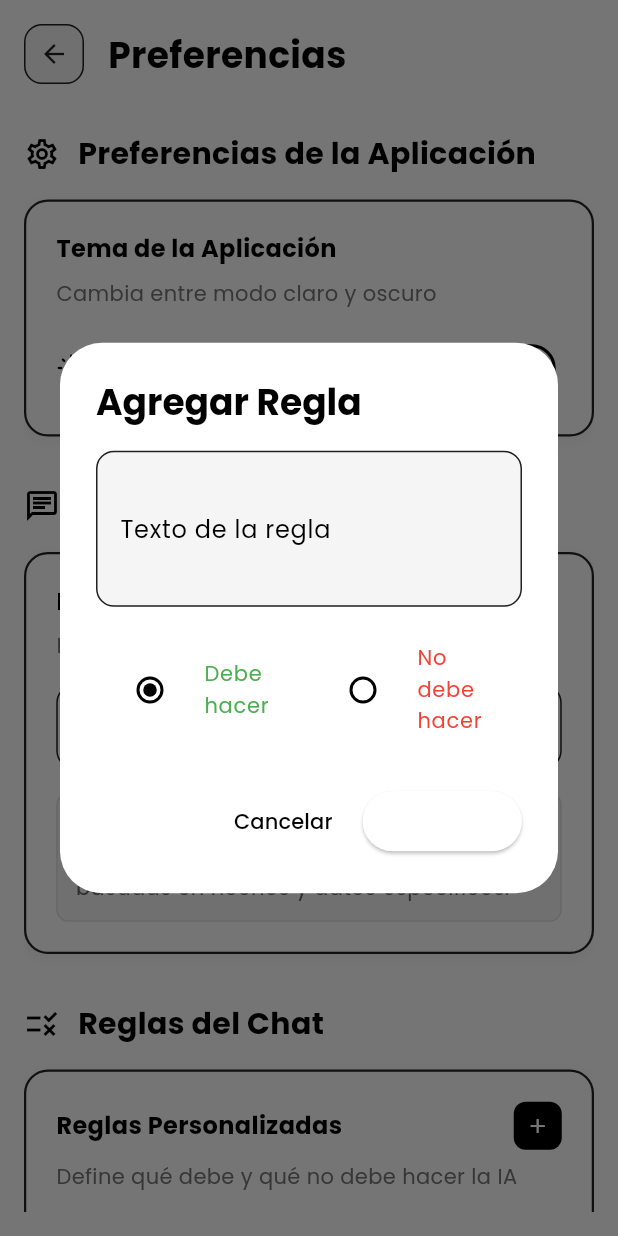
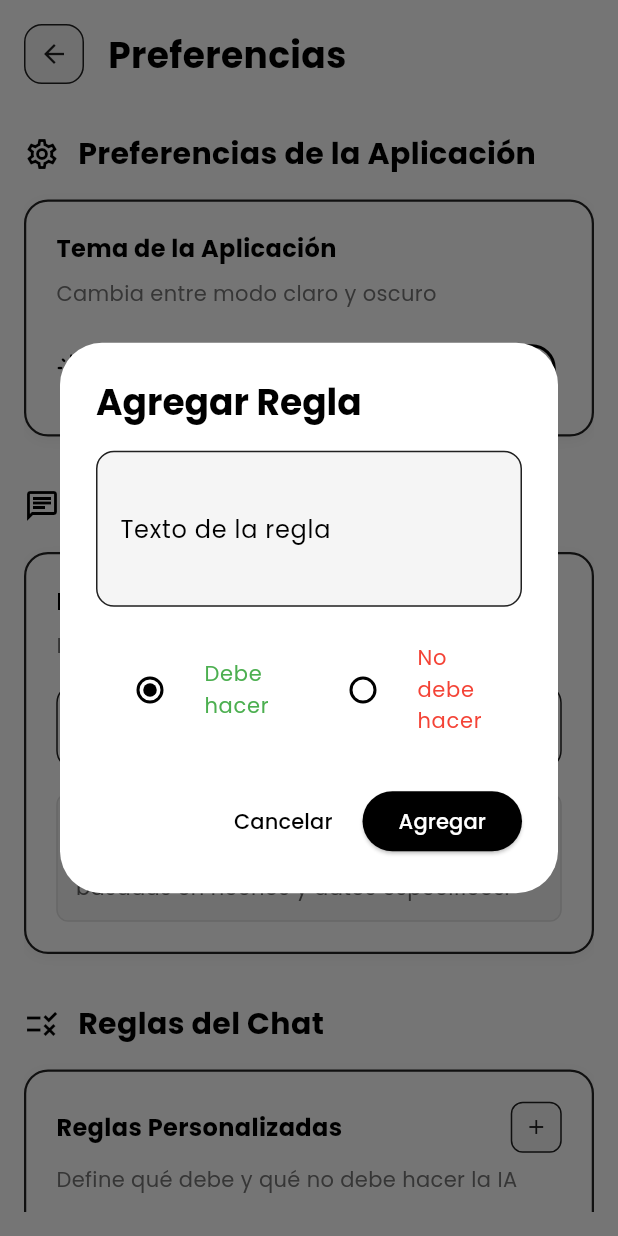
Before and after one commit to T0m4s1n/electiva3_flutter_Eidos, a Flutter app: the PreferencesPage screen opened by its route, after a tap on the "add" icon, on a phone screen of 412 x 824 dp. Run offline on Flutter 3.47's test engine with Material 3 defaults, Android fonts, the phone set to English and light mode, and no system bars; our stand-ins replace flutter_dotenv, flutter_markdown, get, hive, hive_flutter, image_picker and 4 more; accounts and stored records are empty; project files that could hold a hidden picture were left out.

Commit message:
fixed some errors

```diff
--- a/lib/pages/preferences_page.dart
+++ b/lib/pages/preferences_page.dart
@@ -400,10 +400,23 @@ class PreferencesPage extends StatelessWidget {
                 child: Container(
                   padding: const EdgeInsets.all(8),
                   decoration: BoxDecoration(
-                    color: Theme.of(context).colorScheme.primary,
+                    color: Theme.of(context).brightness == Brightness.dark
+                        ? Colors.grey[800]
+                        : Colors.grey[100],
                     borderRadius: BorderRadius.circular(8),
+                    border: Border.all(
+                      color: Theme.of(context).brightness == Brightness.dark
+                          ? Colors.grey[600]!
+                          : Colors.black87,
+                    ),
                   ),
-                  child: Icon(Icons.add, color: Colors.white, size: 16),
+                  child: Icon(
+                    Icons.add,
+                    color: Theme.of(context).brightness == Brightness.dark
+                        ? Colors.white
+                        : Colors.black87,
+                    size: 16,
+                  ),
                 ),
               ),
             ],
@@ -656,9 +669,17 @@ class PreferencesPage extends StatelessWidget {
                   Navigator.of(context).pop();
                 }
               },
+              style: ElevatedButton.styleFrom(
+                backgroundColor: Theme.of(context).colorScheme.primary,
+              ),
               child: Text(
                 'Agregar',
-                style: TextStyle(fontFamily: 'Poppins', color: Colors.white),
+                style: TextStyle(
+                  fontFamily: 'Poppins',
+                  color: Theme.of(context).brightness == Brightness.dark
+                      ? Colors.black87
+                      : Colors.white,
+                ),
               ),
             ),
           ],
@@ -762,9 +783,17 @@ class PreferencesPage extends StatelessWidget {
                   Navigator.of(context).pop();
                 }
               },
+              style: ElevatedButton.styleFrom(
+                backgroundColor: Theme.of(context).colorScheme.primary,
+              ),
               child: Text(
                 'Guardar',
-                style: TextStyle(fontFamily: 'Poppins', color: Colors.white),
+                style: TextStyle(
+                  fontFamily: 'Poppins',
+                  color: Theme.of(context).brightness == Brightness.dark
+                      ? Colors.black87
+                      : Colors.white,
+                ),
               ),
             ),
           ],
```
